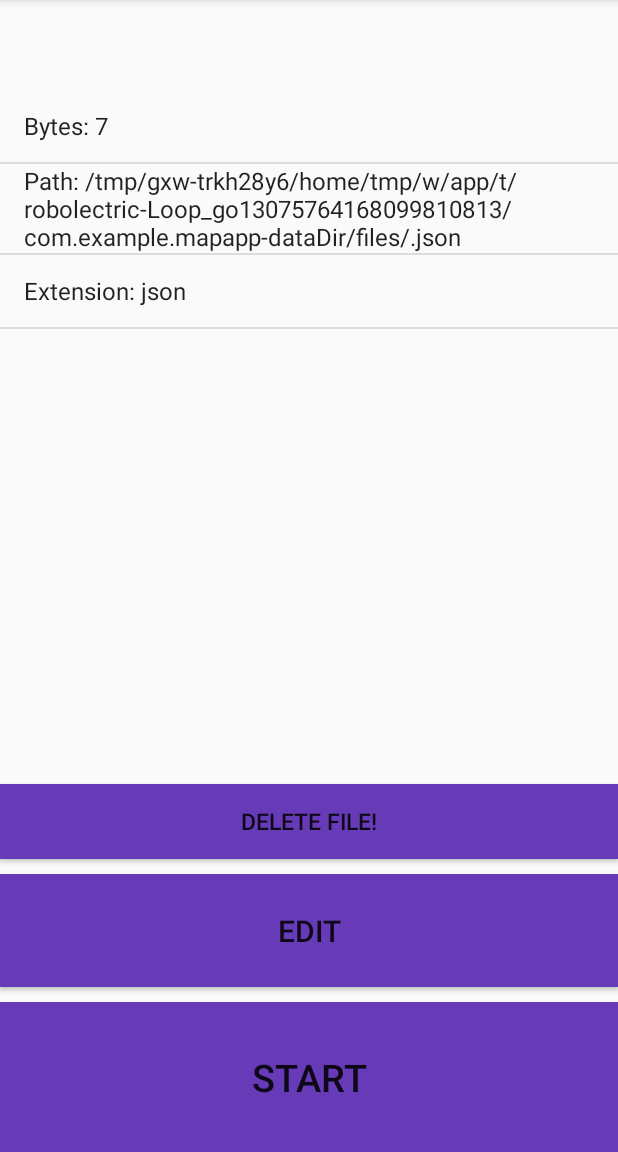
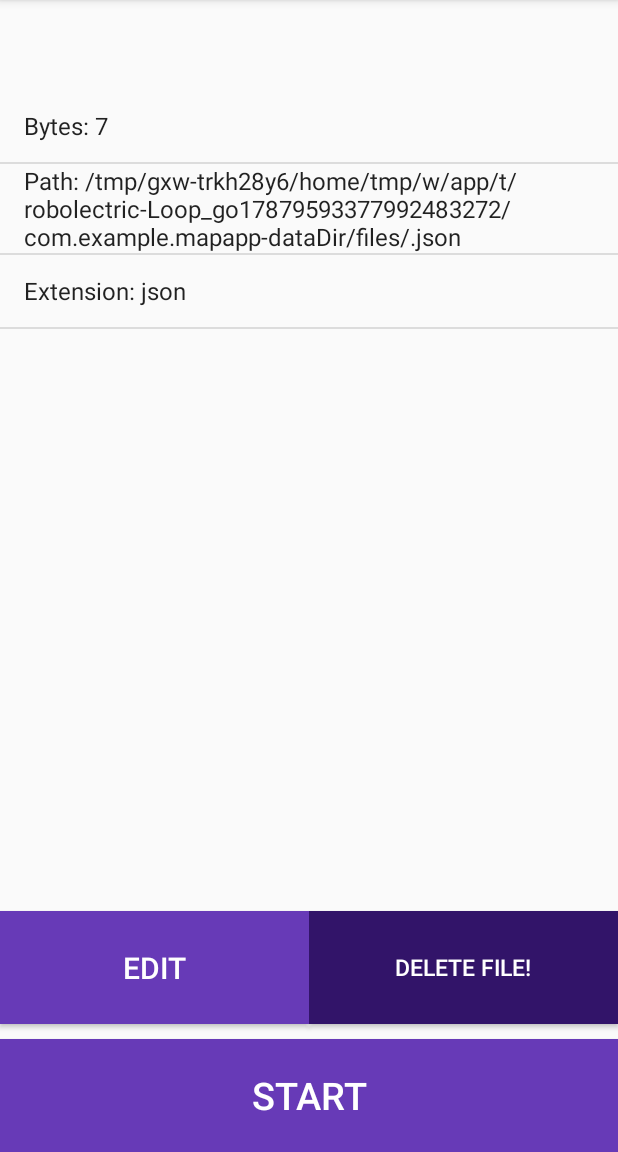
Before and after one commit to MapManagement/MapApp, an Android app: the FileActivity screen opened directly, with no data from a screen before it, on a phone screen of 412 x 824 dp, the part 84-1236 px from its top. Run offline under Robolectric (Android 15) with nearby library versions, the phone set to English and light mode, and no system bars.

Commit message:
changed colors of buttons

```diff
--- a/app/src/main/res/layout/activity_editor.xml
+++ b/app/src/main/res/layout/activity_editor.xml
@@ -103,7 +103,7 @@
             android:layout_width="0dp"
             android:layout_height="30dp"
             android:layout_marginTop="10dp"
-            android:background="@color/colorPrimary"
+            android:background="@color/colorPrimaryDark"
             android:text="@string/editorAddButton"
             android:textSize="20sp"
             android:textColor="@color/white"
--- a/app/src/main/res/layout/activity_entry_editor.xml
+++ b/app/src/main/res/layout/activity_entry_editor.xml
@@ -68,7 +68,8 @@
             android:layout_height="60dp"
             android:textSize="20sp"
             android:text="@string/deleteEntryButton"
-            android:background="@color/colorPrimary"
+            android:textColor="@color/white"
+            android:background="@color/colorPrimaryDark"
             android:layout_marginBottom="10dp"
 
             app:layout_constraintStart_toStartOf="parent"
@@ -80,6 +81,7 @@
             android:layout_width="0dp"
             android:layout_height="80dp"
             android:textSize="20sp"
+            android:textColor="@color/white"
             android:text="@string/entryEditButton"
             android:background="@color/colorPrimary"
 
--- a/app/src/main/res/layout/activity_file.xml
+++ b/app/src/main/res/layout/activity_file.xml
@@ -29,14 +29,15 @@
     <Button
             android:id="@+id/file_delete_button"
             android:layout_width="0dp"
-            android:layout_height="50dp"
+            android:layout_height="75dp"
             android:text="@string/deleteFileButton"
             android:textSize="15sp"
-            android:background="@color/colorPrimary"
+            android:textColor="@color/white"
+            android:background="@color/colorPrimaryDark"
             android:layout_marginBottom="10dp"
 
-            app:layout_constraintBottom_toTopOf="@id/edit_file_button"
-            app:layout_constraintStart_toStartOf="parent"
+            app:layout_constraintBottom_toTopOf="@id/start_game_button"
+            app:layout_constraintStart_toEndOf="@id/edit_file_button"
             app:layout_constraintEnd_toEndOf="parent"/>
 
     <Button
@@ -45,20 +46,22 @@
             android:layout_height="75dp"
             android:text="@string/editFile"
             android:textSize="20sp"
+            android:textColor="@color/white"
             android:background="@color/colorPrimary"
             android:layout_marginBottom="10dp"
 
             app:layout_constraintStart_toStartOf="parent"
-            app:layout_constraintEnd_toEndOf="parent"
+            app:layout_constraintEnd_toStartOf="@id/file_delete_button"
             app:layout_constraintBottom_toTopOf="@id/start_game_button"
             app:layout_constraintHorizontal_bias="0.0"/>
 
     <Button
             android:id="@+id/start_game_button"
             android:layout_width="0dp"
-            android:layout_height="100dp"
+            android:layout_height="75dp"
             android:text="@string/startGame"
             android:textSize="25sp"
+            android:textColor="@color/white"
             android:background="@color/colorPrimary"
 
             app:layout_constraintBottom_toBottomOf="parent"
```
